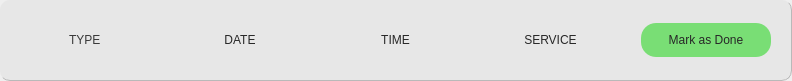
First picture: the form in Frontend/reminderCard.ui, repository DreddVDomasian/Petmate-Desktop-Application, before the edit.
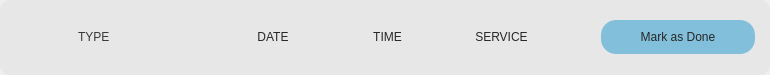
Second picture: the form after the edit.

Commit message: reminder functions

```diff
--- a/Frontend/reminderCard.ui
+++ b/Frontend/reminderCard.ui
@@ -6,13 +6,22 @@
    <rect>
     <x>0</x>
     <y>0</y>
-    <width>792</width>
-    <height>81</height>
+    <width>770</width>
+    <height>75</height>
    </rect>
   </property>
+  <property name="maximumSize">
+   <size>
+    <width>770</width>
+    <height>16777215</height>
+   </size>
+  </property>
   <property name="windowTitle">
    <string>Form</string>
   </property>
+  <property name="styleSheet">
+   <string notr="true">border-radius:10px;</string>
+  </property>
   <layout class="QVBoxLayout" name="verticalLayout">
    <property name="spacing">
     <number>0</number>
@@ -45,7 +54,7 @@
      </property>
      <property name="maximumSize">
       <size>
-       <width>16777215</width>
+       <width>770</width>
        <height>81</height>
       </size>
      </property>
@@ -53,8 +62,14 @@
       <string notr="true">#reminderCard{
 	border-radius:10px;
 	background-color:rgb(231, 231, 231);
-	border-bottom:1px solid rgb(185, 185, 185);
-	border-right:1px solid rgb(185, 185, 185);
+
+}
+
+QLabel{
+	font: 57 12pt &quot;Montserrat Medium&quot;;
+	color:rgb(39, 39, 39);
+	background:none;
+
 }
 
 
@@ -65,36 +80,53 @@
      </property>
      <layout class="QHBoxLayout" name="horizontalLayout">
       <property name="spacing">
-       <number>25</number>
+       <number>20</number>
       </property>
       <property name="leftMargin">
-       <number>20</number>
+       <number>15</number>
       </property>
       <property name="topMargin">
-       <number>20</number>
+       <number>15</number>
       </property>
       <property name="rightMargin">
-       <number>20</number>
+       <number>15</number>
       </property>
       <property name="bottomMargin">
-       <number>20</number>
+       <number>15</number>
       </property>
       <item alignment="Qt::AlignHCenter">
        <widget class="QLabel" name="typeReq">
+        <property name="sizePolicy">
+         <sizepolicy hsizetype="Fixed" vsizetype="Fixed">
+          <horstretch>0</horstretch>
+          <verstretch>0</verstretch>
+         </sizepolicy>
+        </property>
         <property name="styleSheet">
-         <string notr="true">font: 81 14pt &quot;Montserrat ExtraBold&quot;;
-color:rgb(57, 57, 57);</string>
+         <string notr="true">font: 81 12pt &quot;Montserrat ExtraBold&quot;;
+color:rgb(57, 57, 57);
+background:none;</string>
         </property>
         <property name="text">
          <string>TYPE</string>
         </property>
+        <property name="wordWrap">
+         <bool>true</bool>
+        </property>
        </widget>
       </item>
       <item alignment="Qt::AlignHCenter">
        <widget class="QLabel" name="dateReq">
+        <property name="sizePolicy">
+         <sizepolicy hsizetype="Fixed" vsizetype="Fixed">
+          <horstretch>0</horstretch>
+          <verstretch>0</verstretch>
+         </sizepolicy>
+        </property>
         <property name="styleSheet">
-         <string notr="true">font: 57 14pt &quot;Montserrat Medium&quot;;
-color:rgb(39, 39, 39);</string>
+         <string notr="true">	font: 57 12pt &quot;Montserrat Medium&quot;;
+	color:rgb(39, 39, 39);
+	background:none;</string>
         </property>
         <property name="text">
          <string>DATE</string>
@@ -102,13 +134,21 @@
         <property name="alignment">
          <set>Qt::AlignCenter</set>
         </property>
+        <property name="wordWrap">
+         <bool>true</bool>
+        </property>
        </widget>
       </item>
-      <item alignment="Qt::AlignHCenter">
+      <item>
        <widget class="QLabel" name="timeOptional">
+        <property name="sizePolicy">
+         <sizepolicy hsizetype="Fixed" vsizetype="Fixed">
+          <horstretch>0</horstretch>
+          <verstretch>0</verstretch>
+         </sizepolicy>
+        </property>
         <property name="styleSheet">
-         <string notr="true">font: 57 14pt &quot;Montserrat Medium&quot;;
-color:rgb(39, 39, 39);</string>
+         <string notr="true"/>
         </property>
         <property name="text">
          <string>TIME</string>
@@ -116,13 +156,21 @@
         <property name="alignment">
          <set>Qt::AlignCenter</set>
         </property>
+        <property name="wordWrap">
+         <bool>true</bool>
+        </property>
        </widget>
       </item>
       <item alignment="Qt::AlignHCenter">
        <widget class="QLabel" name="serviceOptional">
+        <property name="sizePolicy">
+         <sizepolicy hsizetype="Fixed" vsizetype="Fixed">
+          <horstretch>0</horstretch>
+          <verstretch>0</verstretch>
+         </sizepolicy>
+        </property>
         <property name="styleSheet">
-         <string notr="true">font: 57 14pt &quot;Montserrat Medium&quot;;
-color:rgb(39, 39, 39);</string>
+         <string notr="true"/>
         </property>
         <property name="text">
          <string>SERVICE</string>
@@ -130,18 +178,28 @@
         <property name="alignment">
          <set>Qt::AlignCenter</set>
         </property>
+        <property name="wordWrap">
+         <bool>true</bool>
+        </property>
        </widget>
       </item>
       <item>
        <widget class="QPushButton" name="markAsDone">
+        <property name="maximumSize">
+         <size>
+          <width>154</width>
+          <height>16777215</height>
+         </size>
+        </property>
         <property name="styleSheet">
          <string notr="true">#markAsDone{
-	font: 57 14pt &quot;Montserrat Medium&quot;;
+	font: 57 12pt &quot;Montserrat Medium&quot;;
 	color:rgb(39, 39, 39);
-	padding:10px 25px 10px 25px;
+	background:none;
+	padding:10px 20px 10px 20px;
 	border:none;
 	border-radius:15px;
-	background-color:#79DE75;
+	background-color:rgb(129, 191, 218);
 }
 
 #markAsDone:hover{
```
Left out of the diff: 2 changed lines with no effect on the pictures. The commit also changes 10 other files.
